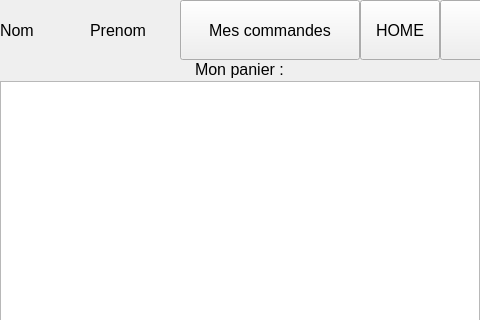
This is UberMedoc/panier.ui in GregDAka/Ubermedoc as Qt 5 draws it before an edit; both pictures show x 0 to 480 and y 0 to 320 of the 800 by 600 pixel window. The edited form follows.
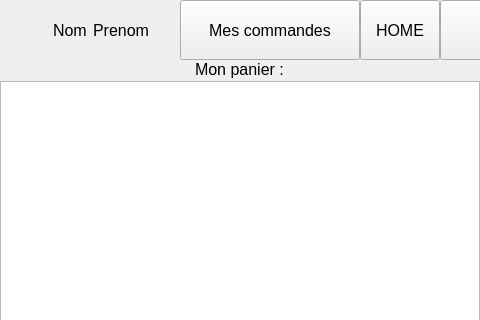
This is the edited form.

```diff
--- a/UberMedoc/panier.ui
+++ b/UberMedoc/panier.ui
@@ -36,7 +36,10 @@
      </property>
      <item>
       <layout class="QHBoxLayout" name="horizontalLayout">
-       <item>
+       <property name="spacing">
+        <number>6</number>
+       </property>
+       <item alignment="Qt::AlignRight">
         <widget class="QLabel" name="label">
          <property name="font">
           <font>
```
Left out of the diff: 6 changed lines with no effect on the pictures.
